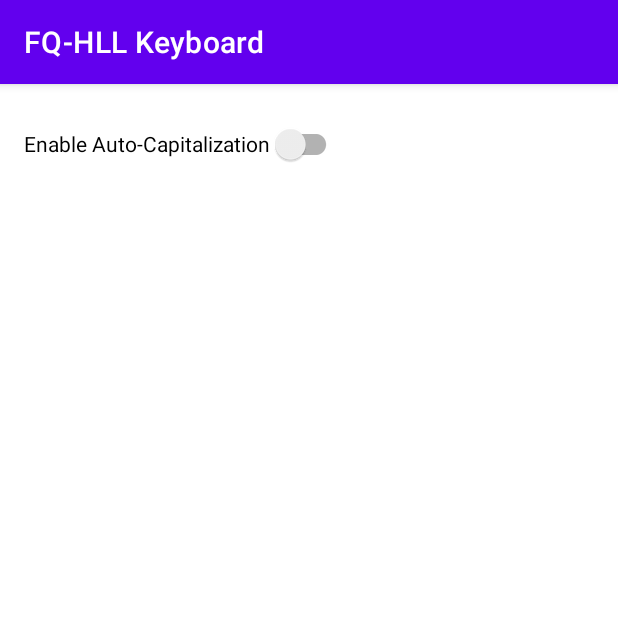
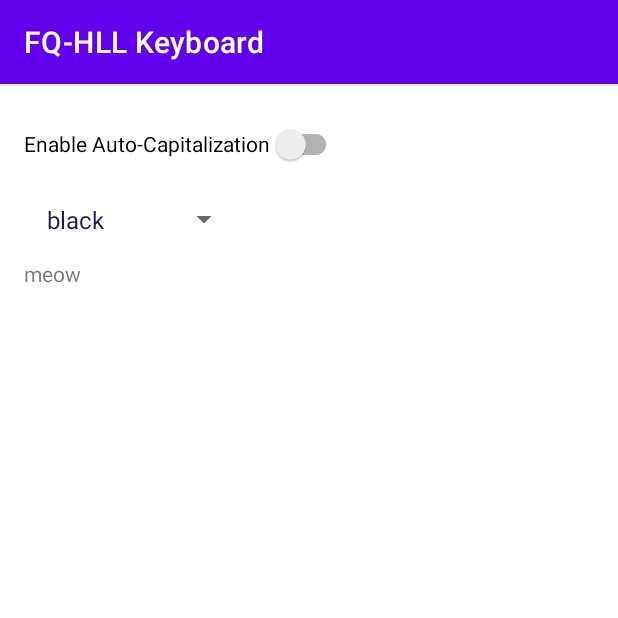
Before and after one commit to shun4midx/FQ-HLL-Keyboard, an Android app: the screen it shows after launch (MainActivity), on a phone screen of 412 x 824 dp, the top half of it. Run offline under Robolectric (Android 15) with nearby library versions, the phone set to English and light mode, and no system bars; 1 statement that could not run was skipped.

Commit message:
basic theme switching

```diff
--- a/app/src/main/java/com/fqhll/keyboard/MainActivity.kt
+++ b/app/src/main/java/com/fqhll/keyboard/MainActivity.kt
@@ -2,14 +2,21 @@ package com.fqhll.keyboard
 
 import android.content.Context
 import android.os.Bundle
+import android.view.View
+import android.widget.AdapterView
+import android.widget.ArrayAdapter
+import android.widget.Spinner
+import android.widget.Toast
 import androidx.appcompat.app.AppCompatActivity
 import androidx.appcompat.widget.SwitchCompat
 import com.fqhll.keyboard.databinding.ActivityMainBinding
 import androidx.core.content.edit
 
-class MainActivity : AppCompatActivity() {
+class MainActivity : AppCompatActivity(), AdapterView.OnItemSelectedListener {
 
     private lateinit var binding: ActivityMainBinding
+
+    var colors = arrayOf("black", "dark blue")
 
     override fun onCreate(savedInstanceState: Bundle?) {
         super.onCreate(savedInstanceState)
@@ -25,7 +32,39 @@ class MainActivity : AppCompatActivity() {
         capsToggle.setOnCheckedChangeListener { _, isChecked ->
             prefs.edit { putBoolean("default_caps_enabled", isChecked) }
         }
+
+        // the dropdown
+        val aa = ArrayAdapter(this, R.layout.spinner, colors)
+        aa.setDropDownViewResource(R.layout.spinner)
+
+        val keyBackgroundColor: Spinner = findViewById(R.id.spinner_options)
+        val savedColor = prefs.getString("key_color", "black") // Default to "black"
+        prefs.edit { putString("key_color", savedColor) }
+
+        with(keyBackgroundColor) {
+            adapter = aa
+            setSelection(0, false)
+            onItemSelectedListener = this@MainActivity
+            setPopupBackgroundResource(R.color.custom_cyan)
+        }
     }
+
+    override fun onItemSelected(parent: AdapterView<*>?, view: View?, position: Int, id: Long) {
+        val prefs = getSharedPreferences("keyboard_settings", Context.MODE_PRIVATE)
+        val color_pos = colors[position]
+        val selectedColor = prefs.getString("key_color", color_pos)
+        prefs.edit { putString("key_color", color_pos) }
+        showToast(message = "Spinner 2 Position: $position and color: $selectedColor")
+    }
+
+    override fun onNothingSelected(parent: AdapterView<*>?) {
+        showToast(message = "Nothing selected")
+    }
+
+    private fun showToast(context: Context = applicationContext, message: String, duration: Int = Toast.LENGTH_LONG) {
+        Toast.makeText(context, message, duration).show()
+    }
+
 
     external fun getSuggestion(input: String): String
 
--- /dev/null
+++ b/app/src/main/res/drawable/key_background_black.xml
@@ -0,0 +1,5 @@
+<?xml version="1.0" encoding="utf-8"?>
+<shape xmlns:android="http://schemas.android.com/apk/res/android">
+    <solid android:color="@color/black"/>
+    <corners android:radius="5dp" />
+</shape>
--- a/app/src/main/res/layout/activity_main.xml
+++ b/app/src/main/res/layout/activity_main.xml
@@ -16,7 +16,8 @@
         app:layout_constraintTop_toTopOf="parent"
         app:layout_constraintBottom_toBottomOf="parent"
         app:layout_constraintStart_toStartOf="parent"
-        app:layout_constraintEnd_toEndOf="parent">
+        app:layout_constraintEnd_toEndOf="parent"
+        tools:context=".MainActivity">
 
         <androidx.appcompat.widget.SwitchCompat
             android:id="@+id/capsToggle"
@@ -24,5 +25,15 @@
             android:layout_height="wrap_content"
             android:text="@string/enable_auto_caps" />
 
+        <Spinner
+            android:id="@+id/spinner_options"
+            android:layout_width="wrap_content"
+            android:layout_height="wrap_content"/>
+
+        <TextView
+            android:layout_width="match_parent"
+            android:layout_height="match_parent"
+            android:text="meow" />
+
     </LinearLayout>
 </androidx.constraintlayout.widget.ConstraintLayout>
--- a/app/src/main/res/layout/custom_keyboard_layout.xml
+++ b/app/src/main/res/layout/custom_keyboard_layout_black.xml
@@ -4,7 +4,7 @@
     android:layout_height="wrap_content"
     android:paddingBottom="15dp"
     android:keyPreviewLayout="@layout/custom_keyboard_preview"
-
+    android:keyBackground="@drawable/key_background_black"
     android:layout_alignParentBottom="true">
 
 </android.inputmethodservice.KeyboardView>
--- /dev/null
+++ b/app/src/main/res/layout/spinner.xml
@@ -0,0 +1,11 @@
+<?xml version="1.0" encoding="utf-8"?>
+<TextView xmlns:android="http://schemas.android.com/apk/res/android"
+    android:id="@+id/textView"
+    android:layout_width="match_parent"
+    android:layout_height="wrap_content"
+    android:gravity="end"
+    android:padding="15dp"
+    android:textAlignment="gravity"
+    android:textColor="@color/custom_dark_blue"
+    android:textSize="16sp"
+    />
```
Also changed, not shown: app/src/main/java/com/fqhll/keyboard/CustomKeyboardApp.java (+11 -2 lines), app/src/main/res/layout/custom_keyboard_layout_dark_blue.xml (added, +10 -0 lines), app/src/main/res/drawable/key_background_dark_blue.xml (renamed from app/src/main/res/drawable/key_background.xml).
